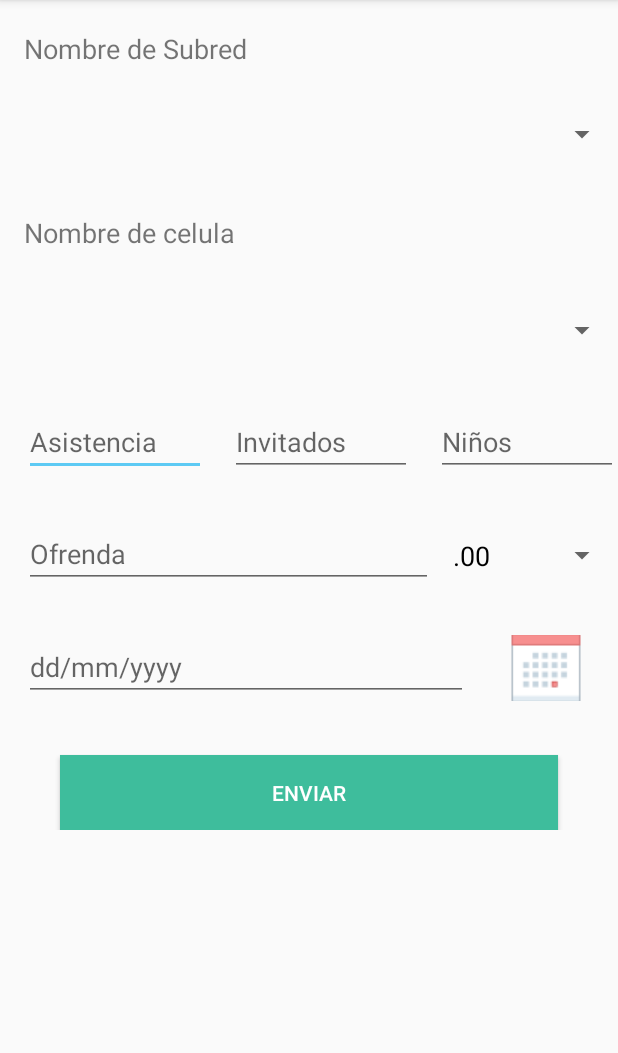
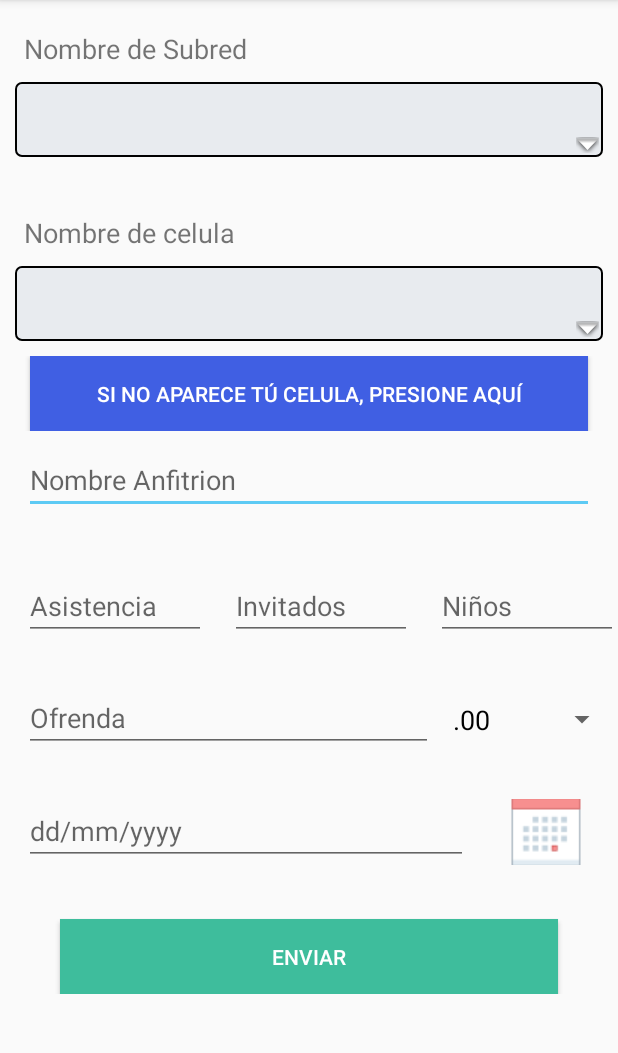
Before and after one commit to DG-Develop/Red-Cristiana, an Android app: the PrincipalActivity screen opened directly, with no data from a screen before it, in the side drawer, after a tap on "Registro Celula", on a phone screen of 412 x 824 dp, the part 84-1137 px from its top. Run offline under Robolectric (Android 15) with nearby library versions, the phone set to English and light mode, and no system bars; our stand-ins replace Firebase (no records; nobody signed in at launch, a user with empty details on screens opened directly), Volley.

Commit message:
Se modifico el registro de celula y el apartado de historico

```diff
--- a/app/src/main/java/com/david/redcristianauno/RegistroCelulaFragment.java
+++ b/app/src/main/java/com/david/redcristianauno/RegistroCelulaFragment.java
@@ -34,10 +34,10 @@ import java.util.UUID;
 
 
 public class RegistroCelulaFragment extends Fragment implements DatePickerDialog.OnDateSetListener{
-    private EditText etAsistencia, etInvitados,etNiños, etOfrenda;
+    private EditText etAsistencia, etInvitados,etNiños, etOfrenda, etDireccion, etAnfitrion;
     public static EditText etFecha;
     private Spinner sp1,sp2,sp3;
-    private Button btnEnviar;
+    private Button btnEnviar, btnVerDireccion;
     private ImageButton btnFecha;
     private FirebaseDatabase firebaseDatabase;
     private DatabaseReference databaseReference;
@@ -64,6 +64,8 @@ public class RegistroCelulaFragment extends Fragment implements DatePickerDialog
 
         etAsistencia = (EditText)view.findViewById(R.id.txt_asistencia);
         etInvitados = (EditText)view.findViewById(R.id.txt_invitados);
+        etAnfitrion = (EditText)view.findViewById(R.id.txtnombre_anfitrion);
+        etDireccion = (EditText)view.findViewById(R.id.txtDireccion);
         etNiños = (EditText)view.findViewById(R.id.txt_niños);
         etOfrenda = (EditText)view.findViewById(R.id.txt_ofrenda);
         sp1 = (Spinner)view.findViewById(R.id.spinner_nombres);
@@ -72,6 +74,7 @@ public class RegistroCelulaFragment extends Fragment implements DatePickerDialog
         etFecha = (EditText) view.findViewById(R.id.et_mostrar_fecha_picker);
         btnEnviar = (Button)view.findViewById(R.id.btnEnviar);
         btnFecha = (ImageButton) view.findViewById(R.id.ib_obtener_fecha_celula);
+        btnVerDireccion = view.findViewById(R.id.btnverDireccion);
 
         etFecha.setFocusable(false);
 
@@ -99,6 +102,7 @@ public class RegistroCelulaFragment extends Fragment implements DatePickerDialog
                 Toast.makeText(getActivity(), "No has seleccionado nada", Toast.LENGTH_SHORT).show();
             }
         });
+
         btnFecha.setOnClickListener(new View.OnClickListener() {
             @Override
             public void onClick(View v) {
@@ -126,7 +130,19 @@ public class RegistroCelulaFragment extends Fragment implements DatePickerDialog
                 }
             }
         });
+
+        btnVerDireccion.setOnClickListener(new View.OnClickListener() {
+            @Override
+            public void onClick(View v) {
+                ocultar();
+            }
+        });
         return view;
+    }
+
+    private void ocultar() {
+        etDireccion.setVisibility(View.VISIBLE);
+        btnVerDireccion.setVisibility(View.INVISIBLE);
     }
 
     public String getIdSubred() {
@@ -236,27 +252,40 @@ public class RegistroCelulaFragment extends Fragment implements DatePickerDialog
             ofrenda = Double.parseDouble(res);
         }
 
-        String fecha = etFecha.getText().toString();
-
         if(asistencia < invitados || asistencia < ninos){
             Toast.makeText(getContext(), "El valor de la asistencia no debe de ser menor que el de invitados o niños", Toast.LENGTH_LONG).show();
             Toast.makeText(getContext(), "No se registraron los datos", Toast.LENGTH_SHORT).show();
         }else {
             RegistroCelula rc = new RegistroCelula();
             rc.setId_registroCelula(UUID.randomUUID().toString());
-            rc.setId_celula(getIdCelula());
             rc.setId_usuario(getIdUsuario());
+            if(pusoDireccion()){
+                rc.setDomicilio(etDireccion.getText().toString().trim());
+            }else{
+                rc.setDomicilio(sp2.getSelectedItem().toString());
+            }
+            rc.setNombre_anfitrion(etAnfitrion.getText().toString().trim());
             rc.setAsistencia_celula(asistencia);
             rc.setInvitados_celula(invitados);
             rc.setNinos_celula(ninos);
             rc.setOfrenda_celula(ofrenda);
-            rc.setFecha_celula(fecha);
+            rc.setFecha_celula(etFecha.getText().toString().trim());
 
             databaseReference.child("Registro Celula").child(rc.getId_registroCelula()).setValue(rc);
             Toast.makeText(getContext(), "Regitrado Correctamente", Toast.LENGTH_SHORT).show();
         }
 
         limpiarCampos();
+    }
+
+    public boolean pusoDireccion(){
+        boolean bandera = true;
+
+        if(etDireccion.getText().toString().isEmpty()){
+            bandera = false;
+        }
+
+        return bandera;
     }
 
     private void limpiarCampos() {
@@ -290,6 +319,7 @@ public class RegistroCelulaFragment extends Fragment implements DatePickerDialog
                     sp2.setAdapter(arrayAdapterCelula);
 
                 }
+
             }
             @Override
             public void onCancelled(@NonNull DatabaseError databaseError) {
--- a/app/src/main/res/layout/fragment_registro_celula.xml
+++ b/app/src/main/res/layout/fragment_registro_celula.xml
@@ -32,7 +32,8 @@
                 android:layout_width="match_parent"
                 android:layout_height="50dp"
                 android:layout_marginStart="16dp"
-                android:layout_marginTop="20dp" />
+                android:layout_marginTop="20dp"
+                style="@style/spinner_style"/>
 
             <TextView
                 android:id="@+id/textView12"
@@ -48,7 +49,54 @@
                 android:layout_width="match_parent"
                 android:layout_height="50dp"
                 android:layout_marginStart="16dp"
-                android:layout_marginTop="28dp" />
+                android:layout_marginTop="28dp"
+                style="@style/spinner_style"/>
+
+            <FrameLayout
+                android:layout_width="match_parent"
+                android:layout_height="match_parent">
+
+                <EditText
+                    android:id="@+id/txtDireccion"
+                    android:layout_width="match_parent"
+                    android:layout_height="match_parent"
+                    android:layout_marginStart="16dp"
+                    android:layout_marginEnd="16dp"
+                    android:ems="10"
+                    android:hint="@string/txtDirreccion"
+                    android:inputType="textPersonName"
+                    android:visibility="invisible"/>
+
+                <Button
+                    android:id="@+id/btnverDireccion"
+                    android:layout_width="match_parent"
+                    android:layout_height="50dp"
+                    android:layout_marginStart="20dp"
+                    android:layout_marginEnd="20dp"
+                    android:layout_gravity="center"
+                    android:background="#405FE3"
+                    android:textColor="@android:color/background_light"
+                    android:text="@string/txtOtroCelula" />
+
+            </FrameLayout>
+
+            <LinearLayout
+                android:layout_width="match_parent"
+                android:layout_height="match_parent">
+
+                <EditText
+                    android:id="@+id/txtnombre_anfitrion"
+                    android:layout_width="match_parent"
+                    android:layout_height="match_parent"
+                    android:layout_marginStart="16dp"
+                    android:layout_marginEnd="16dp"
+                    android:layout_marginTop="10dp"
+                    android:layout_marginBottom="12dp"
+                    android:ems="10"
+                    android:hint="@string/txtAnfitrion"
+                    android:inputType="textPersonName" />
+
+            </LinearLayout>
 
             <LinearLayout
                 android:layout_width="match_parent"
--- a/app/src/main/res/layout/fragment_registro_subred.xml
+++ b/app/src/main/res/layout/fragment_registro_subred.xml
@@ -30,7 +30,8 @@
                 android:layout_width="match_parent"
                 android:layout_height="50dp"
                 android:layout_marginStart="16dp"
-                android:layout_marginTop="20dp" />
+                android:layout_marginTop="20dp"
+                style="@style/spinner_style"/>
 
             <LinearLayout
                 android:id="@+id/linearLayout2"
--- a/app/src/main/res/values/strings.xml
+++ b/app/src/main/res/values/strings.xml
@@ -9,9 +9,13 @@
     <string name="btnInformacion">Acerca De</string>
     <string name="btnEnviar">Enviar</string>
     <string name="txtAsistencia">Asistencia</string>
+    <string name="txtAnfitrion">Nombre Anfitrion</string>
+    <string name="txtDirreccion">Dirección</string>
     <string name="txtInvitados">Invitados</string>
     <string name="txtNiños">Niños</string>
     <string name="txtOfrenda">Ofrenda</string>
+    <string name="txtOtroCelula">Si no aparece tú celula, presione aquí</string>
+    <string name="txtRegistro">Introduce los datos</string>
 
     <string name="txtTotalOfrenda">Total de Ofrenda</string>
     <string name="txtNombreCedula">Nombre de celula</string>
```
Also changed, not shown: app/src/main/java/com/david/redcristianauno/Clases/HistoricoDatosDiariosCard.java (+17 -7 lines), app/src/main/java/com/david/redcristianauno/Historico/HistoricoDiarioFragment.java (+14 -49 lines), app/src/main/java/com/david/redcristianauno/POJOs/RegistroCelula.java (+21 -11 lines), app/src/main/java/com/david/redcristianauno/PrincipalActivity.java (+19 -0 lines), app/src/main/java/com/david/redcristianauno/adapters/adaptador_historico.java (+9 -7 lines), app/src/main/res/layout/recicler_card_view.xml (+9 -1 lines).
